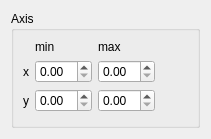
Above: waxisctrl.ui from koalakoker/gSim before the change. Below: the same form after it.
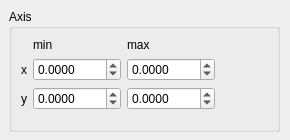
That is the form after the change.

Diff of the .ui file:
```diff
--- a/waxisctrl.ui
+++ b/waxisctrl.ui
@@ -6,14 +6,29 @@
    <rect>
     <x>0</x>
     <y>0</y>
-    <width>211</width>
-    <height>139</height>
+    <width>290</width>
+    <height>140</height>
    </rect>
   </property>
+  <property name="minimumSize">
+   <size>
+    <width>290</width>
+    <height>140</height>
+   </size>
+  </property>
   <property name="windowTitle">
    <string>Form</string>
   </property>
-  <layout class="QHBoxLayout" name="horizontalLayout">
+  <widget class="QWidget" name="verticalLayoutWidget">
+   <property name="geometry">
+    <rect>
+     <x>9</x>
+     <y>9</y>
+     <width>271</width>
+     <height>123</height>
+    </rect>
+   </property>
+   <layout class="QVBoxLayout" name="verticalLayout_2">
    <item>
     <widget class="QGroupBox" name="groupBox">
      <property name="title">
@@ -51,16 +66,68 @@
          </widget>
         </item>
         <item row="1" column="1">
-         <widget class="QDoubleSpinBox" name="xMin"/>
+          <widget class="QDoubleSpinBox" name="xMin">
+           <property name="decimals">
+            <number>4</number>
+           </property>
+           <property name="minimum">
+            <double>-9999.000000000000000</double>
+           </property>
+           <property name="maximum">
+            <double>9999.000000000000000</double>
+           </property>
+           <property name="singleStep">
+            <double>0.100000000000000</double>
+           </property>
+          </widget>
         </item>
         <item row="1" column="2">
-         <widget class="QDoubleSpinBox" name="xMax"/>
+          <widget class="QDoubleSpinBox" name="xMax">
+           <property name="decimals">
+            <number>4</number>
+           </property>
+           <property name="minimum">
+            <double>-9999.000000000000000</double>
+           </property>
+           <property name="maximum">
+            <double>9999.000000000000000</double>
+           </property>
+           <property name="singleStep">
+            <double>0.100000000000000</double>
+           </property>
+          </widget>
         </item>
         <item row="2" column="1">
-         <widget class="QDoubleSpinBox" name="yMin"/>
+          <widget class="QDoubleSpinBox" name="yMin">
+           <property name="decimals">
+            <number>4</number>
+           </property>
+           <property name="minimum">
+            <double>-9999.000000000000000</double>
+           </property>
+           <property name="maximum">
+            <double>9999.000000000000000</double>
+           </property>
+           <property name="singleStep">
+            <double>0.100000000000000</double>
+           </property>
+          </widget>
         </item>
         <item row="2" column="2">
-         <widget class="QDoubleSpinBox" name="yMax"/>
+          <widget class="QDoubleSpinBox" name="yMax">
+           <property name="decimals">
+            <number>4</number>
+           </property>
+           <property name="minimum">
+            <double>-9999.000000000000000</double>
+           </property>
+           <property name="maximum">
+            <double>9999.000000000000000</double>
+           </property>
+           <property name="singleStep">
+            <double>0.100000000000000</double>
+           </property>
+          </widget>
         </item>
        </layout>
       </item>
@@ -68,6 +135,7 @@
     </widget>
    </item>
   </layout>
+  </widget>
  </widget>
  <resources/>
  <connections/>
```
Left out of the diff: 2 changed lines with no effect on the pictures. Lines whose indentation alone changed are shown as unchanged.
